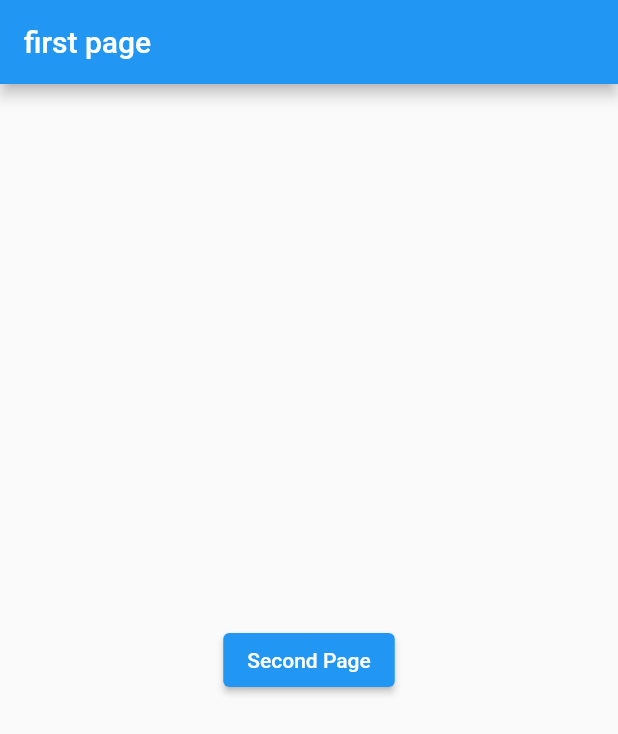
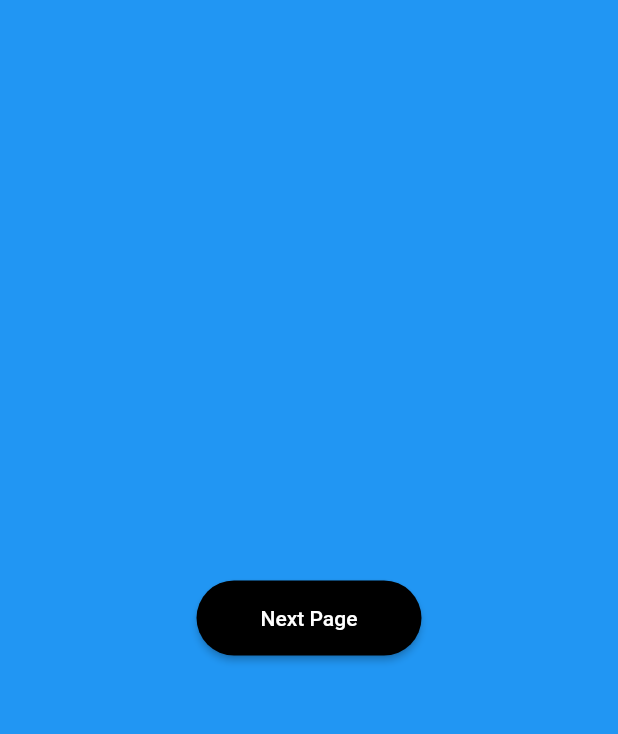
Before and after one commit to muhriddinbek-off/navigation_page, a Flutter app: the screen it shows after launch, on a phone screen of 412 x 824 dp. Shown: the top 734 px of the screen. Run offline on Flutter 3.47's test engine with Material 2 defaults, Android fonts, the phone set to English and light mode, and no system bars.

Commit message:
navigator arguments

```diff
--- a/lib/main.dart
+++ b/lib/main.dart
@@ -1,5 +1,6 @@
 import 'package:flutter/material.dart';
 import 'package:navigation_page/screens/first_page.dart';
+import 'package:navigation_page/screens/next_page.dart';
 import 'package:navigation_page/screens/second_page.dart';
 
 void main() => runApp(const MyApp());
@@ -11,8 +12,9 @@ class MyApp extends StatelessWidget {
   Widget build(BuildContext context) {
     return MaterialApp(
       debugShowCheckedModeBanner: false,
-      initialRoute: 'first',
+      initialRoute: 'next',
       routes: {
+        'next': (context) => const NextPage(),
         'first': (context) => const FirstPage(),
         'second': (context) => const SecondPage(),
       },
--- a/lib/screens/first_page.dart
+++ b/lib/screens/first_page.dart
@@ -5,14 +5,23 @@ class FirstPage extends StatelessWidget {
 
   @override
   Widget build(BuildContext context) {
+    final arg = ModalRoute.of(context)!.settings.arguments as String;
     return Scaffold(
-      appBar: AppBar(title: Text('first page')),
+      appBar: AppBar(title: const Text('first page')),
       body: Center(
-        child: ElevatedButton(
-            onPressed: () {
-              Navigator.pushNamed(context, 'second');
-            },
-            child: const Text('Second Page')),
+        child: Column(
+          children: [
+            Text(
+              arg,
+              style: const TextStyle(fontSize: 50),
+            ),
+            const SizedBox(height: 50),
+            const Text(
+              'Birinchi Sahifa',
+              style: TextStyle(fontSize: 30),
+            ),
+          ],
+        ),
       ),
     );
   }
--- /dev/null
+++ b/lib/screens/next_page.dart
@@ -0,0 +1,30 @@
+import 'package:flutter/material.dart';
+
+class NextPage extends StatelessWidget {
+  const NextPage({super.key});
+
+  @override
+  Widget build(BuildContext context) {
+    return Scaffold(
+      backgroundColor: Colors.blue,
+      body: Center(
+        child: Column(
+          mainAxisAlignment: MainAxisAlignment.center,
+          children: [
+            ElevatedButton(
+              style: ButtonStyle(
+                minimumSize: MaterialStatePropertyAll(Size(150, 50)),
+                backgroundColor: MaterialStatePropertyAll(Colors.black),
+                shape: MaterialStatePropertyAll(RoundedRectangleBorder(borderRadius: BorderRadius.circular(50))),
+              ),
+              onPressed: () {
+                Navigator.pushNamed(context, 'first', arguments: 'Adham');
+              },
+              child: Text('Next Page'),
+            ),
+          ],
+        ),
+      ),
+    );
+  }
+}
```
